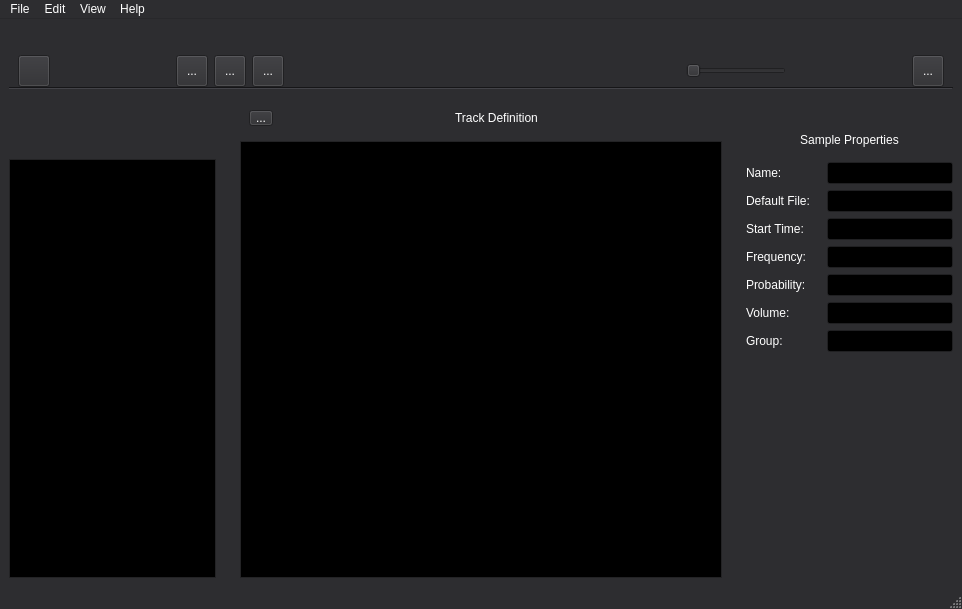
Above: src/pgta_composer/forms/mainwindow.ui from PGTA/PGTAComposer before the change. Below: the same form after it.
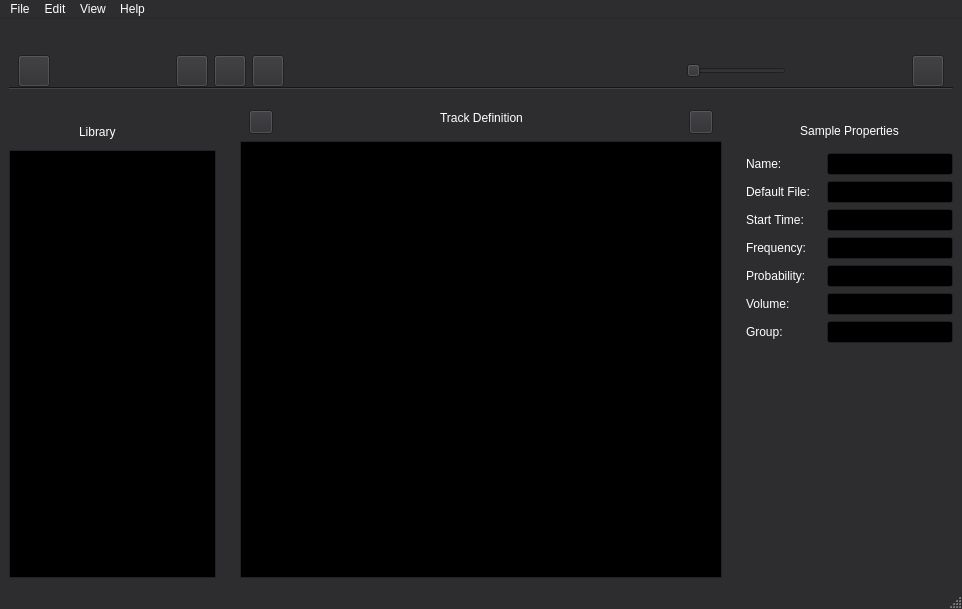
That is the form after the change. Icons and pictures are not drawn.

Commit message: Wired up buttons to add/remove samples/groups.

Diff of the .ui file:
```diff
--- a/src/pgta_composer/forms/mainwindow.ui
+++ b/src/pgta_composer/forms/mainwindow.ui
@@ -469,9 +469,27 @@
           <number>0</number>
          </property>
          <item>
-          <widget class="QToolButton" name="toolButton">
+          <widget class="QToolButton" name="addTrackItemButton">
+           <property name="minimumSize">
+            <size>
+             <width>24</width>
+             <height>24</height>
+            </size>
+           </property>
+           <property name="maximumSize">
+            <size>
+             <width>24</width>
+             <height>24</height>
+            </size>
+           </property>
+           <property name="baseSize">
+            <size>
+             <width>24</width>
+             <height>24</height>
+            </size>
+           </property>
            <property name="text">
-            <string>...</string>
+            <string/>
            </property>
           </widget>
          </item>
@@ -508,6 +526,31 @@
            </property>
           </spacer>
          </item>
+         <item>
+          <widget class="QToolButton" name="removeTrackItemButton">
+           <property name="sizePolicy">
+            <sizepolicy hsizetype="Fixed" vsizetype="Fixed">
+             <horstretch>24</horstretch>
+             <verstretch>24</verstretch>
+            </sizepolicy>
+           </property>
+           <property name="minimumSize">
+            <size>
+             <width>24</width>
+             <height>24</height>
+            </size>
+           </property>
+           <property name="maximumSize">
+            <size>
+             <width>24</width>
+             <height>22</height>
+            </size>
+           </property>
+           <property name="text">
+            <string/>
+           </property>
+          </widget>
+         </item>
         </layout>
        </widget>
       </item>
@@ -695,7 +738,13 @@
            </size>
           </property>
           <property name="text">
-           <string>...</string>
+           <string/>
+          </property>
+          <property name="iconSize">
+           <size>
+            <width>24</width>
+            <height>24</height>
+           </size>
           </property>
          </widget>
         </item>
@@ -714,7 +763,13 @@
            </size>
           </property>
           <property name="text">
-           <string>...</string>
+           <string/>
+          </property>
+          <property name="iconSize">
+           <size>
+            <width>24</width>
+            <height>24</height>
+           </size>
           </property>
          </widget>
         </item>
@@ -733,7 +788,13 @@
            </size>
           </property>
           <property name="text">
-           <string>...</string>
+           <string/>
+          </property>
+          <property name="iconSize">
+           <size>
+            <width>24</width>
+            <height>24</height>
+           </size>
           </property>
          </widget>
         </item>
@@ -841,7 +902,13 @@
            </size>
           </property>
           <property name="text">
-           <string>...</string>
+           <string/>
+          </property>
+          <property name="iconSize">
+           <size>
+            <width>24</width>
+            <height>24</height>
+           </size>
           </property>
          </widget>
         </item>
@@ -885,6 +952,9 @@
    </attribute>
    <widget class="QWidget" name="LeftPanelWidget">
     <layout class="QVBoxLayout" name="verticalLayout_6">
+     <property name="topMargin">
+      <number>0</number>
+     </property>
      <item>
       <layout class="QVBoxLayout" name="verticalLayout_5">
        <item>
@@ -901,6 +971,19 @@
            <height>20</height>
           </size>
          </property>
+         <widget class="QLabel" name="label_4">
+          <property name="geometry">
+           <rect>
+            <x>70</x>
+            <y>0</y>
+            <width>59</width>
+            <height>16</height>
+           </rect>
+          </property>
+          <property name="text">
+           <string>Library</string>
+          </property>
+         </widget>
         </widget>
        </item>
        <item>
@@ -968,6 +1051,9 @@
           <bool>false</bool>
          </property>
          <layout class="QHBoxLayout" name="horizontalLayout_11">
+          <property name="topMargin">
+           <number>0</number>
+          </property>
           <item>
            <widget class="QLabel" name="label">
             <property name="text">
```
Left out of the diff: 8 changed lines with no effect on the pictures. The commit also changes 1 other file.
